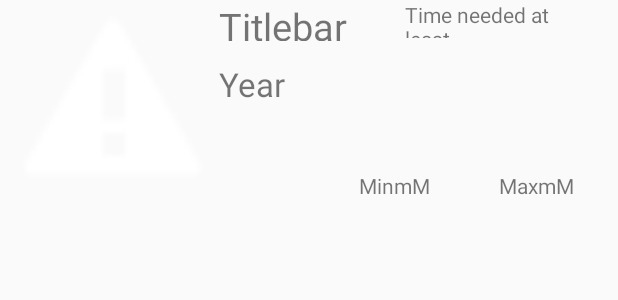
After one commit to mnganga30/WhatToPlay, an Android app: the layout listview_item.xml on its own in the app's theme, with its tools: preview values and no code run, on a phone screen of 412 x 824 dp. The commit adds this screen. Shown: the top 300 px of the screen. Run offline under Robolectric (Android 15) with nearby library versions, the phone set to English and light mode, and no system bars.

```diff
--- a/app/build.gradle
+++ b/app/build.gradle
@@ -26,5 +26,6 @@ dependencies {
     })
     compile 'com.android.support:appcompat-v7:26.+'
     compile 'com.android.support.constraint:constraint-layout:1.0.2'
+    compile 'com.android.support:design:26.+'
     testCompile 'junit:junit:4.12'
 }
--- a/app/src/main/java/com/j_hawk/whattoplay/data/Game.java
+++ b/app/src/main/java/com/j_hawk/whattoplay/data/Game.java
@@ -17,7 +17,7 @@ public class Game {
     private int year;
     private int playTime;
 
-    Game(int id, String name, int minPlayers, int maxPlayers, int year, int playTime) {
+    public Game(int id, String name, int minPlayers, int maxPlayers, int year, int playTime) {
         this.id = id;
         this.name = name;
         this.minPlayers = minPlayers;
--- /dev/null
+++ b/app/src/main/res/layout/listview_item.xml
@@ -0,0 +1,83 @@
+<?xml version="1.0" encoding="utf-8"?>
+<android.support.constraint.ConstraintLayout xmlns:android="http://schemas.android.com/apk/res/android"
+    xmlns:app="http://schemas.android.com/apk/res-auto"
+    xmlns:tools="http://schemas.android.com/tools"
+    android:layout_width="match_parent"
+    android:layout_height="wrap_content"
+    android:elevation="3dp"
+    android:orientation="vertical">
+
+    <ImageView
+        android:id="@+id/gamepic"
+        android:layout_width="140dp"
+        android:layout_height="133dp"
+        android:layout_marginBottom="0dp"
+        android:layout_marginLeft="6dp"
+        android:layout_marginTop="0dp"
+        app:layout_constraintBottom_toBottomOf="parent"
+        app:layout_constraintLeft_toLeftOf="parent"
+        app:layout_constraintTop_toTopOf="parent"
+        app:srcCompat="@android:drawable/stat_sys_warning" />
+
+    <TextView
+        android:id="@+id/itemTitle"
+        android:layout_width="177dp"
+        android:layout_height="27dp"
+        android:layout_marginLeft="0dp"
+        android:layout_marginRight="8dp"
+        android:text="Titlebar"
+        android:textSize="25dp"
+        app:layout_constraintHorizontal_bias="0.0"
+        app:layout_constraintLeft_toRightOf="@+id/gamepic"
+        app:layout_constraintRight_toRightOf="parent"
+        tools:layout_editor_absoluteY="7dp" />
+
+    <TextView
+        android:id="@+id/atenddessnummin"
+        android:layout_width="85dp"
+        android:layout_height="wrap_content"
+        android:layout_marginBottom="0dp"
+        android:layout_marginLeft="8dp"
+        android:layout_marginRight="8dp"
+        android:text="MinmM"
+        app:layout_constraintBottom_toBottomOf="parent"
+        app:layout_constraintHorizontal_bias="1.0"
+        app:layout_constraintLeft_toRightOf="@+id/gamepic"
+        app:layout_constraintRight_toLeftOf="@+id/atenddessnummax" />
+
+    <TextView
+        android:id="@+id/atenddessnummax"
+        android:layout_width="79dp"
+        android:layout_height="wrap_content"
+        android:layout_marginBottom="0dp"
+        android:layout_marginRight="0dp"
+        android:text="MaxmM"
+        app:layout_constraintBottom_toBottomOf="parent"
+        app:layout_constraintRight_toRightOf="parent" />
+
+    <TextView
+        android:id="@+id/year"
+        android:layout_width="67dp"
+        android:layout_height="27dp"
+        android:layout_marginBottom="8dp"
+        android:layout_marginLeft="0dp"
+        android:layout_marginTop="8dp"
+        android:text="Year"
+        android:textSize="22sp"
+        app:layout_constraintBottom_toTopOf="@+id/atenddessnummin"
+        app:layout_constraintLeft_toRightOf="@+id/gamepic"
+        app:layout_constraintTop_toTopOf="parent"
+        app:layout_constraintVertical_bias="0.472" />
+
+    <TextView
+        android:id="@+id/time"
+        android:layout_width="116dp"
+        android:layout_height="25dp"
+        android:layout_marginLeft="43dp"
+        android:layout_marginRight="8dp"
+        android:text="Time needed at least"
+        app:layout_constraintHorizontal_bias="0.428"
+        app:layout_constraintLeft_toRightOf="@+id/year"
+        app:layout_constraintRight_toRightOf="parent"
+        tools:layout_editor_absoluteY="54dp" />
+</android.support.constraint.ConstraintLayout>
--- a/app/src/main/res/values/strings.xml
+++ b/app/src/main/res/values/strings.xml
@@ -1,3 +1,7 @@
 <resources>
     <string name="app_name">What To Play?</string>
+    <string name="title_activity_home_page">HomePageActivity</string>
+    <string name="title_home">Home</string>
+    <string name="title_dashboard">Search</string>
+    <string name="title_notifications">Me</string>
 </resources>
```
Also changed, not shown: app/src/main/AndroidManifest.xml (+4 -4 lines), app/src/main/java/com/j_hawk/whattoplay/MainActivity.java (deleted, +0 -21 lines), app/src/main/res/layout/activity_main.xml (deleted, +0 -18 lines), app/src/main/res/layout/homepage_dailyrecommand.xml (added, +19 -0 lines), app/src/main/res/layout/searchpage.xml (added, +65 -0 lines).
